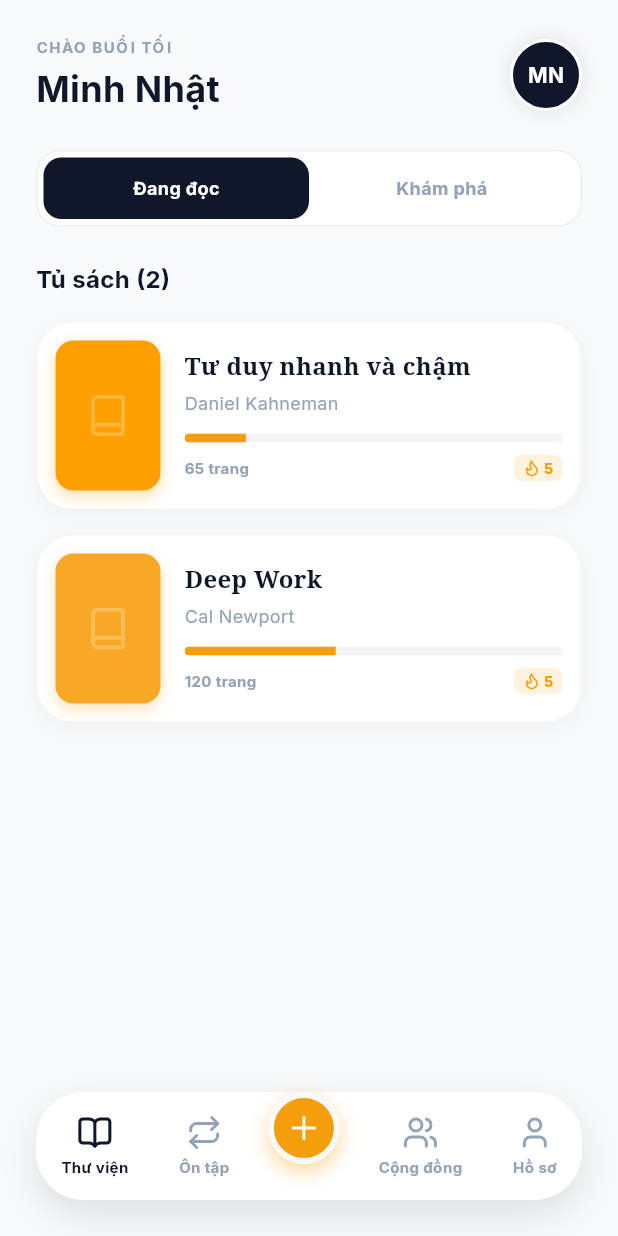
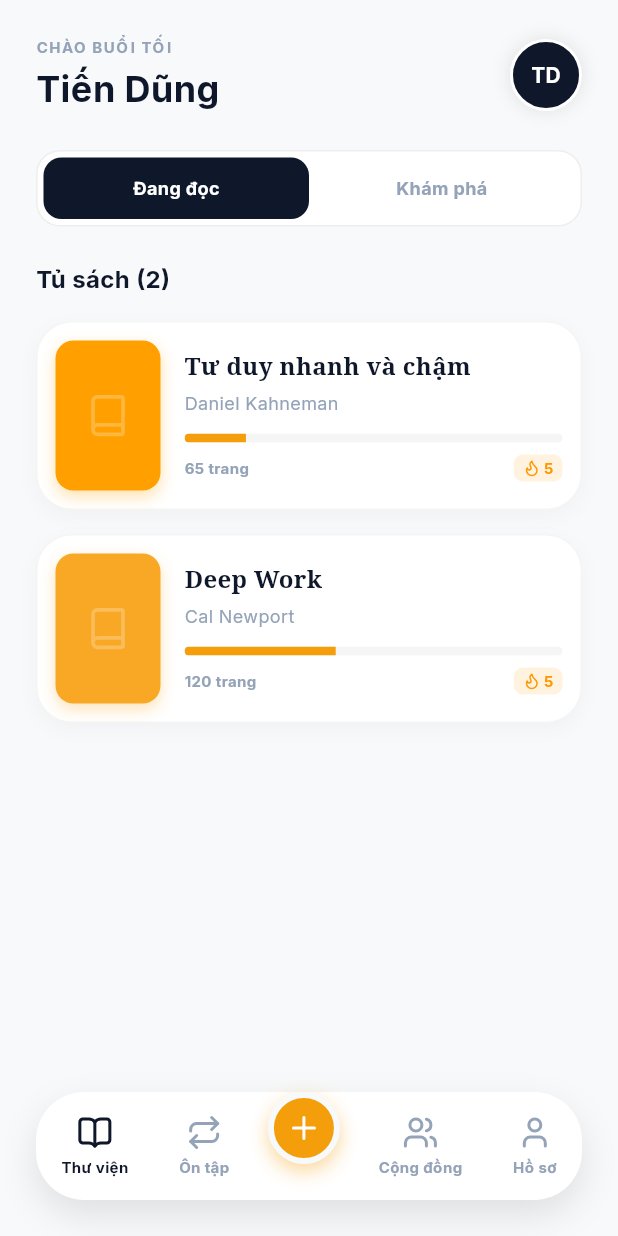
Before and after one commit to Dung151204/Du_An_Tram_Doc, a Flutter app: the screen it shows after launch, on a phone screen of 412 x 824 dp. Run offline on Flutter 3.47's test engine with Material 3 defaults, Android fonts, the phone set to English and light mode, and no system bars; our stand-ins replace google_fonts, lucide_icons.

Commit message:
man hinh ho so

```diff
--- a/lib/screens/home/home_screen.dart
+++ b/lib/screens/home/home_screen.dart
@@ -116,7 +116,7 @@ class _HomeScreenState extends State<HomeScreen> {
               ),
               SizedBox(height: 4),
               Text(
-                "Minh Nhật",
+                "Tiến Dũng",
                 style: TextStyle(
                   fontSize: 24,
                   fontWeight: FontWeight.bold,
@@ -142,7 +142,7 @@ class _HomeScreenState extends State<HomeScreen> {
             ),
             child: const Center(
               child: Text(
-                "MN",
+                "TD",
                 style: TextStyle(
                   color: Colors.white,
                   fontWeight: FontWeight.bold,
```
